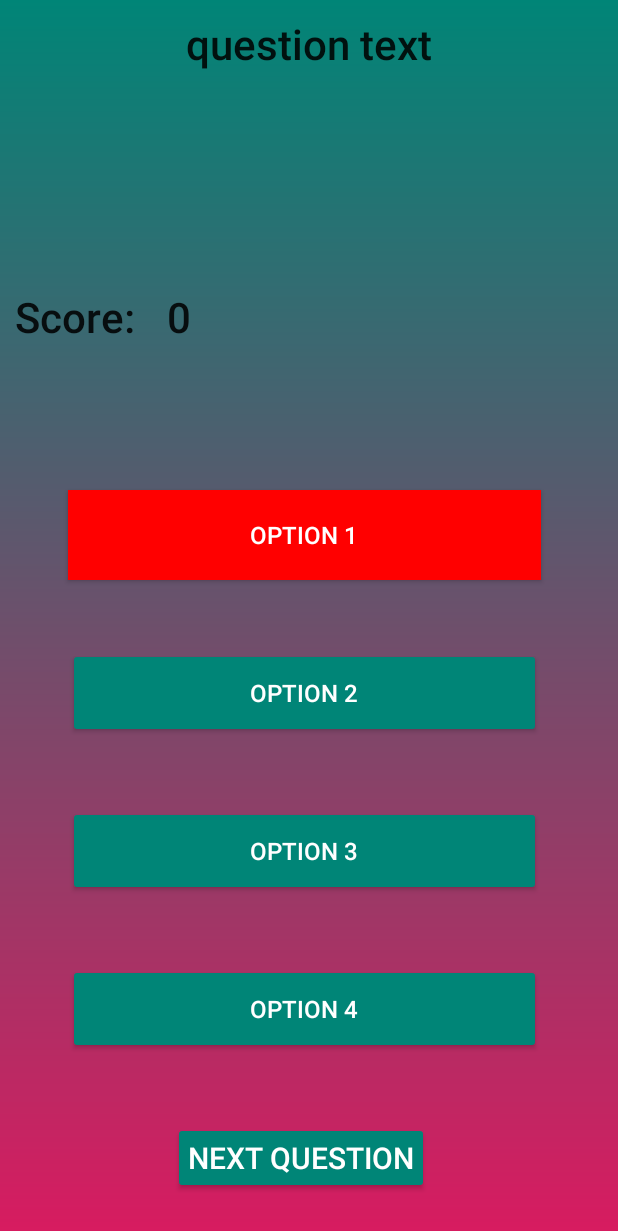
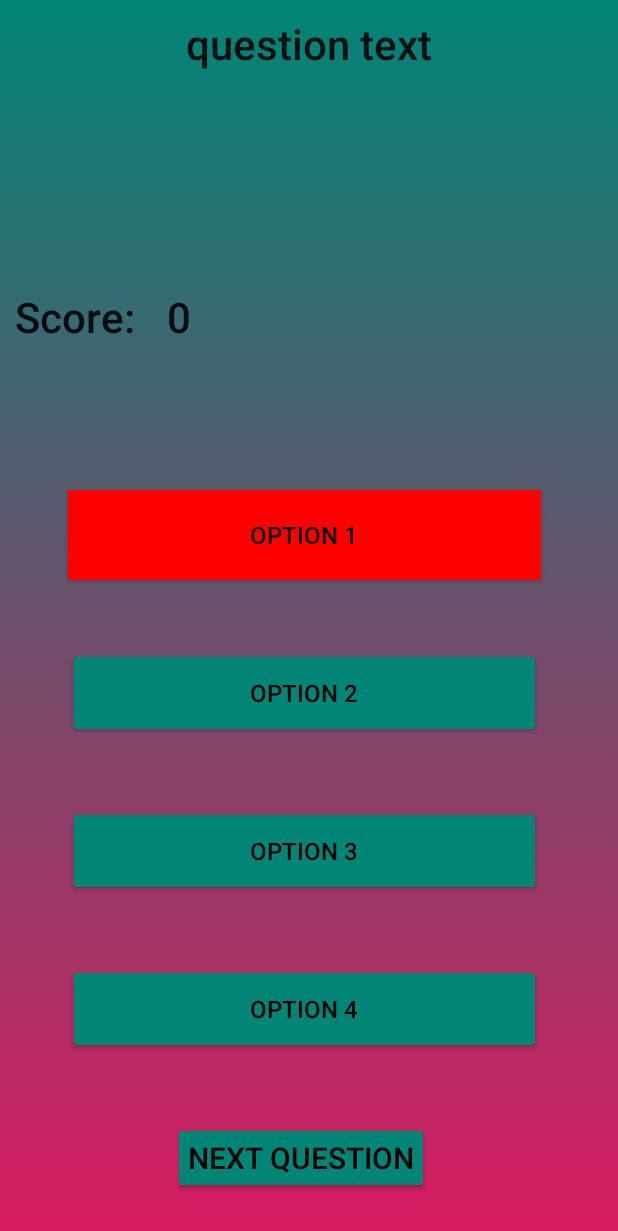
Before and after one commit to Aidanroth/AndroidTriviaGame, an Android app: the QuestionActivity screen opened directly, with no data from a screen before it, after a tap on "OPTION 1", on a phone screen of 412 x 824 dp. Shown: the top 1231 px of the screen. Run offline under Robolectric (Android 15) with nearby library versions, the phone set to English and light mode, and no system bars; our stand-ins replace Firebase (no records; nobody signed in at launch, a user with empty details on screens opened directly); 4 statements that could not run were skipped; 1 other tap on this screen came first.

Commit message:
changed font color and fixed setting button background to match

```diff
--- a/app/src/main/res/layout/activity_main.xml
+++ b/app/src/main/res/layout/activity_main.xml
@@ -29,6 +29,7 @@
         android:layout_height="52dp"
         android:layout_marginTop="279dp"
         android:onClick="onClickQuestions"
+        android:textColor="#000000"
         android:text="Start Game!"
         app:layout_constraintEnd_toEndOf="parent"
         app:layout_constraintHorizontal_bias="0.5"
@@ -44,6 +45,7 @@
         android:layout_marginTop="420dp"
         android:layout_marginEnd="157dp"
         android:onClick="onClickSettings"
+        android:textColor="#000000"
         android:text="Settings"
         app:layout_constraintEnd_toEndOf="parent"
         app:layout_constraintStart_toStartOf="parent"
--- a/app/src/main/res/layout/question_activity.xml
+++ b/app/src/main/res/layout/question_activity.xml
@@ -64,6 +64,7 @@
         android:layout_marginStart="148dp"
         android:layout_marginEnd="154dp"
         android:layout_marginBottom="45dp"
+        android:textColor="#000000"
         android:gravity="center"
         android:padding="10dp"
         android:text="@string/option1_text"
@@ -82,6 +83,7 @@
         android:layout_marginBottom="24dp"
         android:padding="10dp"
         android:text="Click To Begin!"
+        android:textColor="#000000"
         android:textAlignment="center"
         android:textSize="28sp"
         android:visibility="visible"
@@ -96,6 +98,7 @@
         android:layout_marginStart="148dp"
         android:layout_marginEnd="154dp"
         android:layout_marginBottom="45dp"
+        android:textColor="#000000"
         android:gravity="center"
         android:padding="10dp"
         android:text="@string/option2_text"
@@ -116,6 +119,7 @@
         android:layout_marginBottom="45dp"
         android:gravity="center"
         android:padding="10dp"
+        android:textColor="#000000"
         android:text="@string/option3_text"
         android:textAlignment="center"
         android:textSize="16sp"
@@ -133,6 +137,7 @@
         android:layout_marginEnd="154dp"
         android:layout_marginBottom="45dp"
         android:gravity="center"
+        android:textColor="#000000"
         android:padding="10dp"
         android:text="@string/option4_text"
         android:textAlignment="center"
@@ -153,6 +158,7 @@
         android:layout_marginBottom="28dp"
         android:gravity="center"
         android:padding="10dp"
+        android:textColor="#000000"
         android:text="Next Question"
         android:textAlignment="center"
         android:textSize="20sp"
--- a/app/src/main/res/values/styles.xml
+++ b/app/src/main/res/values/styles.xml
@@ -11,7 +11,7 @@
     <style name="spinner_style">
         <item name="android:layout_width">match_parent</item>
         <item name="android:layout_height">wrap_content</item>
-        <item name="android:background">#808080</item>
+        <item name="android:background">@color/colorPrimary</item>
         <item name="android:layout_margin">10dp</item>
         <item name="android:paddingLeft">4dp</item>
         <item name="android:paddingRight">4dp</item>
```
